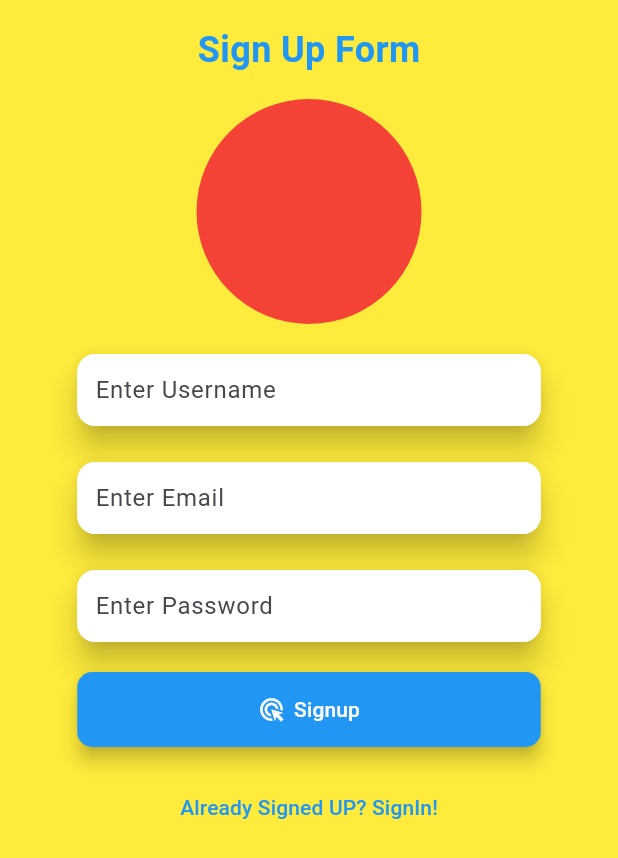
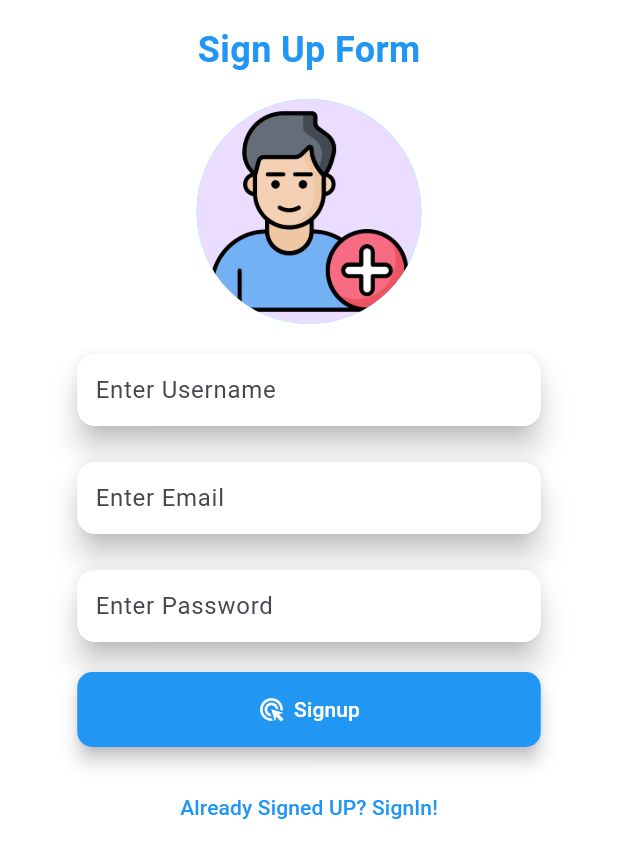
Before and after one commit to billthecoder046/disputeresolverai, a Flutter app: the screen it shows after launch, after a tap on "Not Signed In? SignUP!", on a phone screen of 412 x 824 dp. Shown: the top 858 px of the screen. Run offline on Flutter 3.47's test engine with Material 3 defaults, Android fonts, the phone set to English and light mode, and no system bars; our stand-ins replace cloud_firestore, firebase_auth, firebase_core, firebase_storage, gap, get and 1 more; missing offline and left inert: image_picker_web; accounts and stored records are empty; network calls fail.

Commit message:
change profile Icon

```diff
--- a/lib/main.dart
+++ b/lib/main.dart
@@ -22,7 +22,6 @@ class MyRootWidget extends StatelessWidget {
     return GetMaterialApp(
       title: 'Dispute Resolver AI',
        debugShowCheckedModeBanner: false,
-
        builder: (context, child) => ResponsiveBreakpoints.builder(
       child: child!,
       breakpoints: [
--- a/lib/screens/login_screen/login_screen_view.dart
+++ b/lib/screens/login_screen/login_screen_view.dart
@@ -9,6 +9,7 @@ import 'package:gap/gap.dart';
 import 'package:get/get.dart';
 import 'package:image_picker_web/image_picker_web.dart';
 import 'package:responsive_framework/responsive_framework.dart';
+
 import 'login_screen_logic.dart';
 
 class Login_screenPage extends StatefulWidget {
@@ -18,14 +19,16 @@ class Login_screenPage extends StatefulWidget {
 
 class _Login_screenPageState extends State<Login_screenPage> {
   final logic = Get.put(Login_screenLogic());
-  bool isLoading = false; // Manage loading state
+  bool isLoading = false; // Step 1: Add loading state
 
   @override
   Widget build(BuildContext context) {
     final screenType = ResponsiveBreakpoints.of(context);
     return Scaffold(
-      body: Container(
-        color: Colors.yellow,
+      body: Stack(
+        children: [
+          Container(
+            color: Colors.white,
             child: Center(
               child: screenType.largerThan(TABLET)
                   ? showWebLoginScreen(context)
@@ -33,6 +36,12 @@ class _Login_screenPageState extends State<Login_screenPage> {
                       ? showTabLoginScreen(context)
                       : showMobileLoginScreen(context),
             ),
+          ),
+          if (isLoading) // Step 2: Show loading indicator when isLoading is true
+            Center(
+              child: CircularProgressIndicator(),
+            ),
+        ],
       ),
     );
   }
@@ -51,7 +60,9 @@ class _Login_screenPageState extends State<Login_screenPage> {
 
   myForm(context) {
     return Obx(() {
-      return logic.isSignedIn.value ? mySignInForm(context) : mySignUpForm(context);
+      return logic.isSignedIn.value
+          ? mySignInForm(context)
+          : mySignUpForm(context);
     });
   }
 
@@ -59,7 +70,20 @@ class _Login_screenPageState extends State<Login_screenPage> {
     return Column(
       children: [
         Gap(16),
-        Text("Sign In Form", style: MyTextStyles.myTextStyleBlueLarge),
+        Text(
+          "Sign In Form",
+          style: MyTextStyles.myTextStyleBlueLarge,
+        ),
+        Container(
+            height: 150,
+            width: 150,
+            child: Image.asset('assets/images/icon.png')),
+        Gap(11),
+        Text(
+          '°•Dispute Resolver Ai•°',
+          style: TextStyle(
+              color: Colors.black, fontWeight: FontWeight.bold, fontSize: 20),
+        ),
         Gap(16),
         MyTextField(myController: logic.emailC, hintText: "Enter Email"),
         Gap(16),
@@ -84,8 +108,7 @@ class _Login_screenPageState extends State<Login_screenPage> {
             child: Text(
               "Not Signed In? SignUP!",
               style: MyTextStyles.myTextStyleBlueMedium,
-          ),
-        )
+            ))
       ],
     );
   }
@@ -96,7 +119,10 @@ class _Login_screenPageState extends State<Login_screenPage> {
     return Column(
       children: [
         Gap(16),
-        Text("Sign Up Form", style: MyTextStyles.myTextStyleBlueLarge),
+        Text(
+          "Sign Up Form",
+          style: MyTextStyles.myTextStyleBlueLarge,
+        ),
         Gap(16),
         InkWell(
           onTap: () async {
@@ -112,13 +138,19 @@ class _Login_screenPageState extends State<Login_screenPage> {
             height: 150,
             width: 150,
             decoration: BoxDecoration(
-              color: Colors.red,
+              color: Colors.cyanAccent,
               borderRadius: BorderRadius.circular(100),
             ),
             child: bytesFromPicker == null
-                ? SizedBox()
+                ? SizedBox(
+                    child: CircleAvatar(
+                      backgroundImage: AssetImage('assets/images/addicon.png'),
+                    ))
                 : ClipOval(
-              child: Image.memory(bytesFromPicker!, fit: BoxFit.cover),
+                    child: Image.memory(
+                      bytesFromPicker!,
+                      fit: BoxFit.cover,
+                    ),
                   ),
           ),
         ),
@@ -129,26 +161,26 @@ class _Login_screenPageState extends State<Login_screenPage> {
         Gap(16),
         MyTextField(myController: logic.passC, hintText: "Enter Password"),
         Gap(16),
-        isLoading // Show CircularProgressIndicator if loading
-            ? CircularProgressIndicator()
-            : myFirstButton(
+        myFirstButton(
           myFunction: () async {
             setState(() {
-              isLoading = true; // Start loading indicator
+              isLoading = true;
             });
+
             var myFolderName = logic.userName.text;
+
             String? myProfileImageUrl = await uploadMyPicture(
                 bytesFromPicker!, "myProfileImages/$myFolderName");
 
+            //onpressed
             if (myProfileImageUrl != null) {
               await logic.createUserOnFirebase(myProfileImageUrl);
-              // Navigate to the next screen here if needed
             } else {
               print("Image couldn't be uploaded for some reason");
             }
 
             setState(() {
-              isLoading = false; // Stop loading indicator
+              isLoading = false;
             });
 
             print("Thank you!");
@@ -166,37 +198,35 @@ class _Login_screenPageState extends State<Login_screenPage> {
             child: Text(
               "Already Signed UP? SignIn!",
               style: MyTextStyles.myTextStyleBlueMedium,
-          ),
-        )
+            ))
       ],
     );
   }
 
-  //This function will upload your image to firebase storage
+  // This function will upload your image to Firebase Storage
   Future<String?> uploadMyPicture(
     Uint8List image,
     String folderPath, // Path to the folder in Firebase Storage
   ) async {
     String? myDownloadUrl;
 
-    const String fileName = 'profile.jpg'; // You can customize the filename
+    const String fileName = ''; // You can customize the filename
 
-    //Get path where you want to upload your profile pic
+    // Get path where you want to upload your profile pic
     final Reference ref =
         FirebaseStorage.instance.ref().child(folderPath).child(fileName);
 
     try {
-      //Will upload your bytesImage data on firebase storage
+      // Will upload your bytesImage data on firebase storage
       await ref.putData(image);
 
-      //Will return the file download url link
+      // Will return the file download URL link
       String downloadUrl = await ref.getDownloadURL();
       myDownloadUrl = downloadUrl;
       print('MyProfile Image uploaded successfully: $downloadUrl');
     } catch (e) {
       print('Error uploading thumbnail: $e');
     }
-
     return myDownloadUrl;
   }
 }
--- a/pubspec.yaml
+++ b/pubspec.yaml
@@ -19,7 +19,7 @@ publish_to: 'none' # Remove this line if you wish to publish to pub.dev
 version: 1.0.0+1
 
 environment:
-  sdk: '>=3.4.3 <4.0.0'
+  sdk: '>=3.3.4 <4.0.0'
 
 # Dependencies specify other packages that your package needs in order to work.
 # To automatically upgrade your package dependencies to the latest versions
@@ -70,8 +70,8 @@ flutter:
   uses-material-design: true
 
   # To add assets to your application, add an assets section, like this:
-  # assets:
-  #   - images/a_dot_burr.jpeg
+  assets:
+   - assets/images/
   #   - images/a_dot_ham.jpeg
 
   # An image asset can refer to one or more resolution-specific "variants", see
```
Also changed, not shown: assets/images/addicon.png (added), assets/images/againicon.png (added), assets/images/icon.png (added), assets/images/person.png (added), assets/images/saimlogo.png (added), pubspec.lock. Lines whose indentation alone changed are shown as unchanged.
